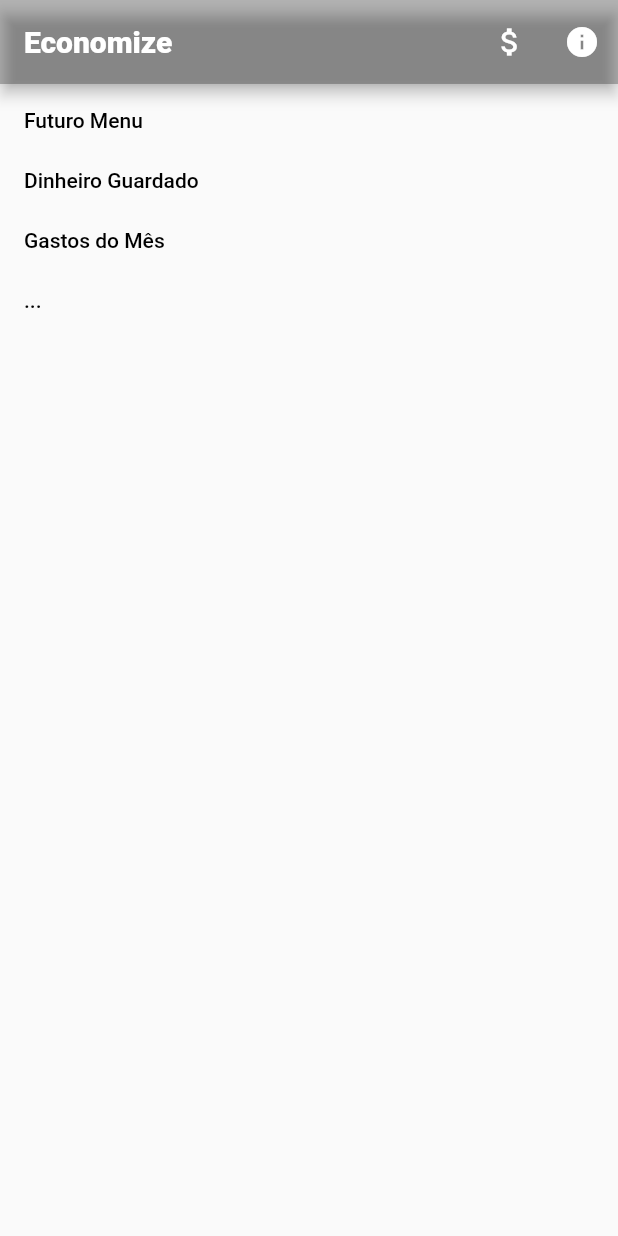
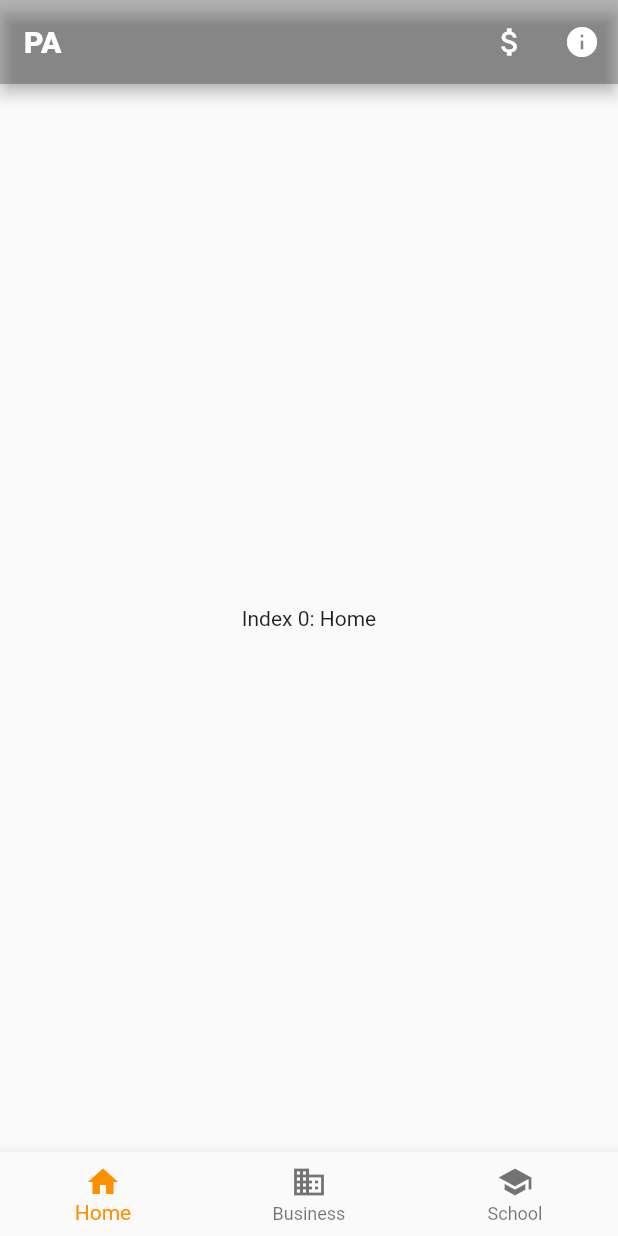
Before and after one commit to guilhermemoriggidesouza/webEconomize, a Flutter app: the screen it shows after launch, on a phone screen of 412 x 824 dp. Run offline on Flutter 3.47's test engine with Material 2 defaults, Android fonts, the phone set to English and light mode, and no system bars.

```diff
--- a/lib/pages/home_page.dart
+++ b/lib/pages/home_page.dart
@@ -7,31 +7,56 @@ class HomePage extends StatefulWidget {
 }
 
 class _HomePageState extends State<HomePage> {
-
+  static const List<Widget> _widgetOptions = <Widget>[
+    Text(
+      'Index 0: Home',
+    ),
+    Text(
+      'Index 1: Business',
+    ),
+    Text(
+      'Index 2: School',
+    ),
+  ];
+  int _selectedIndex = 0;
+  void _onItemTapped(int index) {
+    setState(() {
+      _selectedIndex = index;
+    });
+  }
   @override
   Widget build(BuildContext context) {
     return Scaffold(
       appBar: _buildAppBar(),
-      body: SingleChildScrollView(
-        padding: const EdgeInsets.symmetric(horizontal: 16.0),
-        child: Form(
-          child: Column(
-            crossAxisAlignment: CrossAxisAlignment.stretch,
-            children: <Widget>[
-              _buildTitle('Futuro Menu'),
-              _buildTitle('Dinheiro Guardado'),
-              _buildTitle('Gastos do Mês'),
-              _buildTitle('...'),
-            ],
+      bottomNavigationBar: BottomNavigationBar(
+        items: const <BottomNavigationBarItem>[
+          BottomNavigationBarItem(
+            icon: Icon(Icons.home),
+            title: Text('Home'),
           ),
-        ),
+          BottomNavigationBarItem(
+            icon: Icon(Icons.business),
+            title: Text('Business'),
+          ),
+          BottomNavigationBarItem(
+            icon: Icon(Icons.school),
+            title: Text('School'),
+          ),
+        ],
+        currentIndex: _selectedIndex,
+        selectedItemColor: Colors.amber[800],
+        onTap: _onItemTapped,
+      ),
+
+      body: Center(
+        child: _widgetOptions.elementAt(_selectedIndex),
       ),
     );
   }
 
   _buildAppBar(){
     return AppBar(
-      title: Text('Economize',
+      title: Text('PA',
         style: TextStyle(
           color: Colors.white,
           fontWeight: FontWeight.w900,
@@ -51,9 +76,9 @@ class _HomePageState extends State<HomePage> {
     );
   }
 
-  _buildTitle(String title, {double top = 16.0, double bottom = 8.0}){
+  _buildText(String title, {double top = 16.0, double bottom = 8.0}){
     return Container(
-      padding: EdgeInsets.fromLTRB(0.0, top, 0.0, bottom),
+      padding: EdgeInsets.only(left: 5, right: 5, top: 5, bottom: 5),
       child: Text(
         title,
         style: TextStyle(
@@ -63,4 +88,5 @@ class _HomePageState extends State<HomePage> {
       ),
     );
   }
+
 }
```
